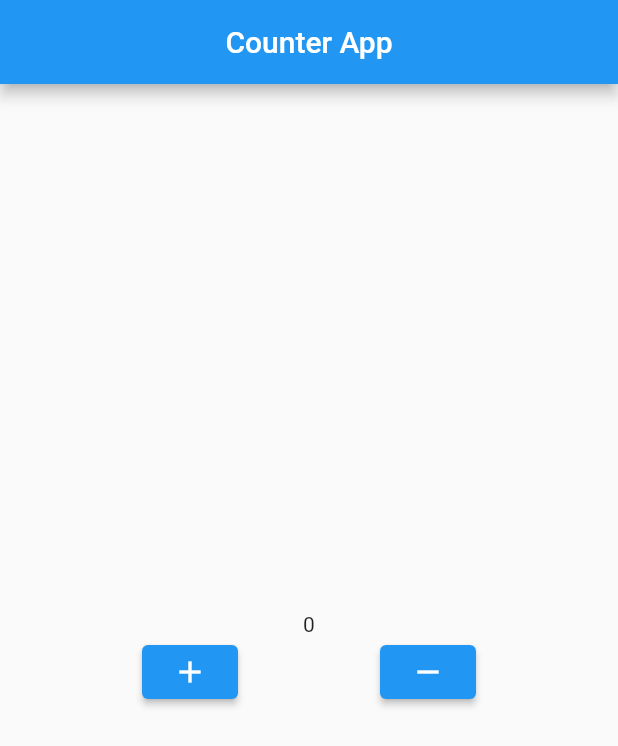
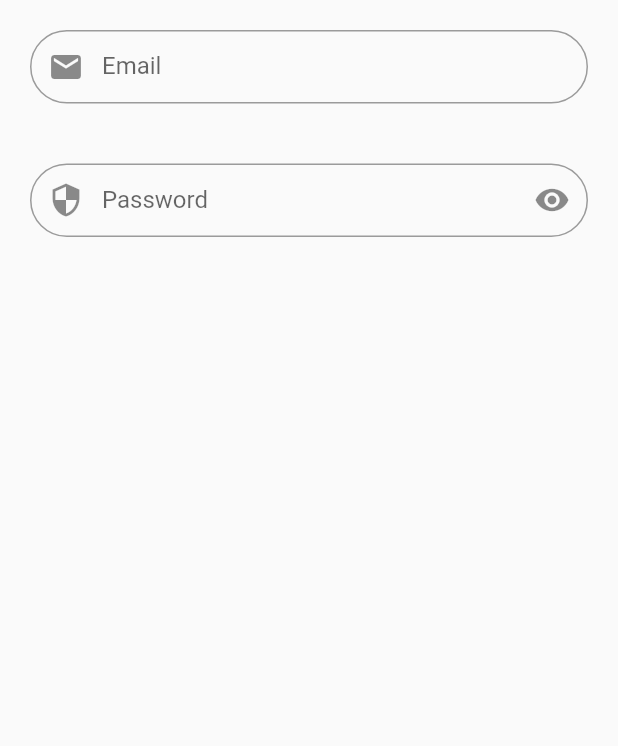
Before and after one commit to Baharudin78/playground, a Flutter app: the screen it shows after launch, on a phone screen of 412 x 824 dp. Shown: the top 746 px of the screen. Run offline on Flutter 3.47's test engine with Material 2 defaults, Android fonts, the phone set to English and light mode, and no system bars; missing offline and left inert: dart:js.

```diff
--- a/lib/main.dart
+++ b/lib/main.dart
@@ -1,4 +1,6 @@
 import 'package:flutter/material.dart';
+import 'package:playground/widget/snackbar.dart';
+import 'package:playground/widget/text_field.dart';
 import './widget/counter_app.dart';
 
 void main() {
@@ -15,6 +17,9 @@ int nilai = 0;
 class _MyAppState extends State<MyApp> {
   @override
   Widget build(BuildContext context) {
-    return MaterialApp(debugShowCheckedModeBanner: false, home: CounterApp());
+    return const MaterialApp(
+      debugShowCheckedModeBanner: false,
+      home: TextFieldLearn(),
+    );
   }
 }
--- /dev/null
+++ b/lib/widget/text_field.dart
@@ -0,0 +1,60 @@
+import 'package:flutter/material.dart';
+
+class TextFieldLearn extends StatefulWidget {
+  const TextFieldLearn({Key? key}) : super(key: key);
+
+  @override
+  State<TextFieldLearn> createState() => _TextFieldLearnState();
+}
+
+class _TextFieldLearnState extends State<TextFieldLearn> {
+  bool isHidden = false;
+
+  @override
+  Widget build(BuildContext context) {
+    return Scaffold(
+      body: ListView(
+        children: [
+          Padding(
+            padding: const EdgeInsets.all(20),
+            child: TextField(
+              autocorrect: false,
+              decoration: InputDecoration(
+                border:
+                    OutlineInputBorder(borderRadius: BorderRadius.circular(50)),
+                labelText: "Email",
+                prefixIcon: Icon(Icons.mail),
+                contentPadding: EdgeInsets.all(15),
+              ),
+            ),
+          ),
+          Padding(
+            padding: const EdgeInsets.all(20),
+            child: TextField(
+              autocorrect: false,
+              obscureText: isHidden,
+              decoration: InputDecoration(
+                border:
+                    OutlineInputBorder(borderRadius: BorderRadius.circular(50)),
+                labelText: "Password",
+                prefixIcon: Icon(Icons.security),
+                suffixIcon: IconButton(
+                  onPressed: () {
+                    if (isHidden == true) {
+                      isHidden = false;
+                    } else {
+                      isHidden = true;
+                    }
+                    setState(() {});
+                  },
+                  icon: Icon(Icons.remove_red_eye),
+                ),
+                contentPadding: EdgeInsets.all(15),
+              ),
+            ),
+          )
+        ],
+      ),
+    );
+  }
+}
```
Also changed, not shown: lib/widget/snackbar.dart (added, +31 -0 lines).
